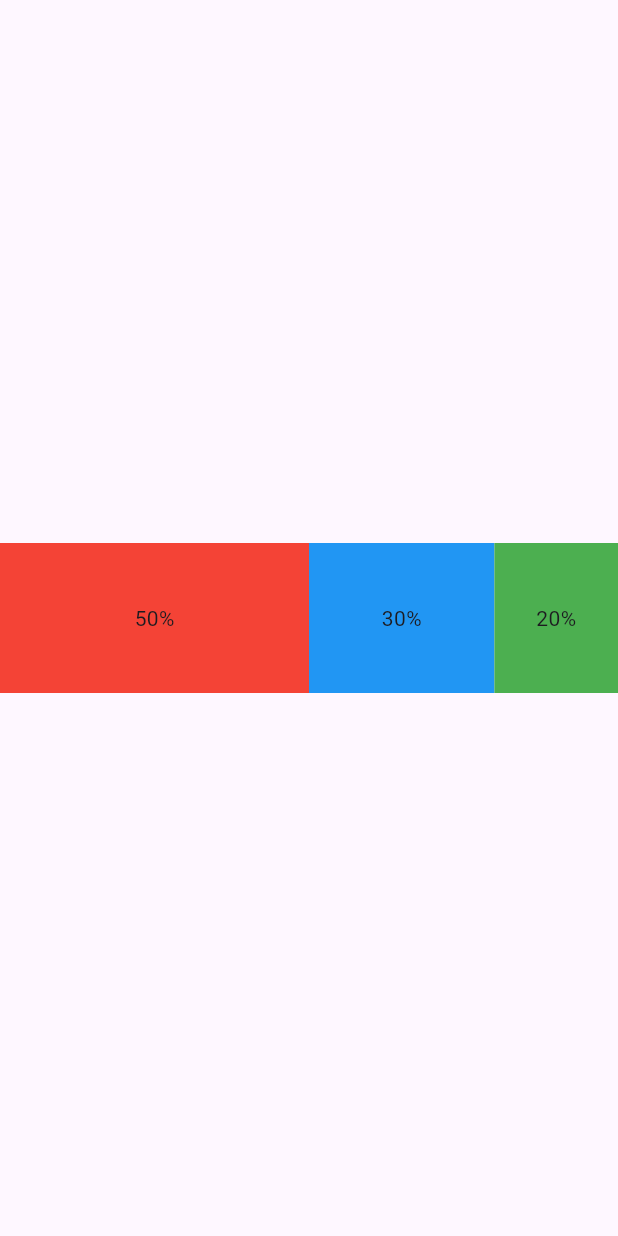
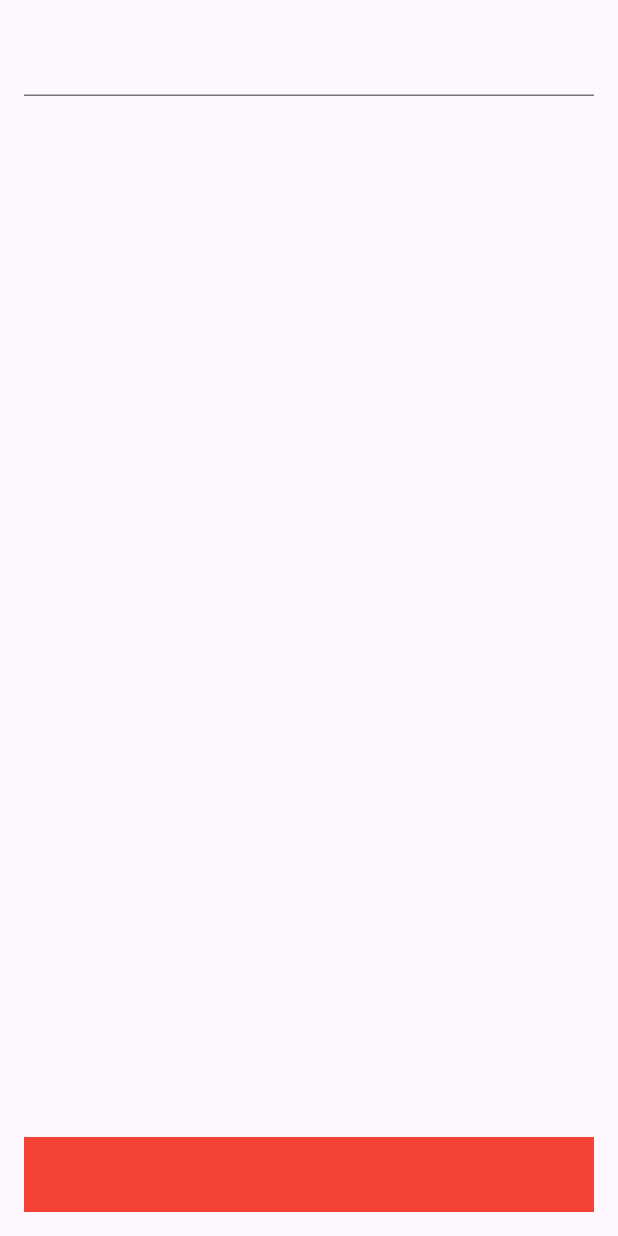
Before and after one commit to youngjun625/flutter_course, a Flutter app: the screen it shows after launch, on a phone screen of 412 x 824 dp. Run offline on Flutter 3.47's test engine with Material 3 defaults, Android fonts, the phone set to English and light mode, and no system bars.

Commit message:
assignment11

```diff
--- a/lib/main.dart
+++ b/lib/main.dart
@@ -17,40 +17,22 @@ class _MainAppState extends State<MainApp> {
     return  MaterialApp(
       home: Scaffold(
         body: SafeArea(
-          child: Center(
-            child: SizedBox(
-              height: 100,
-              child: Row(
-                mainAxisAlignment: MainAxisAlignment.center,
-                children: [
-                    Flexible(
-                        flex: 5,
-                        child: Container(
+          child: GestureDetector(
+            behavior: HitTestBehavior.opaque,
+            onTap: () => FocusScope.of(context).unfocus(),
+            child: Center(
+              child: Padding(
+                padding: const EdgeInsets.all(16.0),
+                child: Column(
+                    children: [
+                        TextField(),
+                        Spacer(),
+                        Container(
+                            height: 50,
                             color: Colors.red,
-                            child: Center(
-                                child: Text("50%"),
-                            ),
                         )
-                    ),
-                    Flexible(
-                        flex: 3,
-                        child: Container(
-                            color: Colors.blue,
-                            child: Center(
-                                child: Text("30%"),
-                            ),
-                        )
-                    ),
-                    Flexible(
-                        flex: 2,
-                        child: Container(
-                            color: Colors.green,
-                            child: Center(
-                                child: Text("20%"),
-                            ),
-                        )
-                    ),
-                ]
+                    ],
+                ),
               ),
             ),
           )
```
